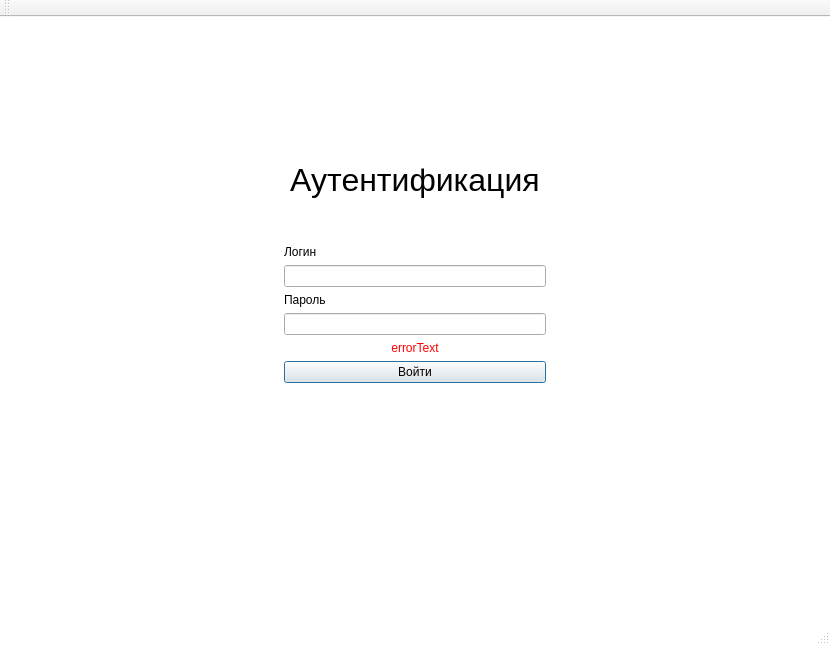
Qt form iSalary/iSalary/mainwindow.ui (Polikarpova/iSalary) before a commit.
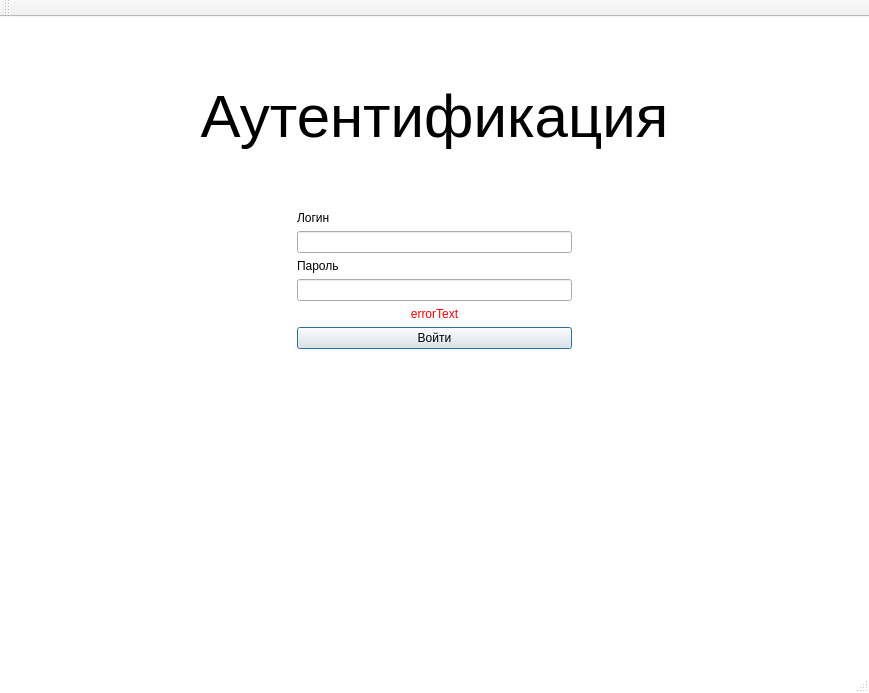
The same form after that commit. The open tabs and pages were chosen to show the change. Icons and pictures are not drawn.

Commit message: Косметические исправления: - При включении программы окно раскрывается на весь экран - Добавлена иконка для программы - Изменена надпись на главно окне на "iSalary" - Подправлено окно авторизации (при полноэкранном режиме она не спускается вниз)

```diff
--- a/iSalary/iSalary/mainwindow.ui
+++ b/iSalary/iSalary/mainwindow.ui
@@ -9,8 +9,8 @@
    <rect>
     <x>0</x>
     <y>0</y>
-    <width>814</width>
-    <height>621</height>
+    <width>869</width>
+    <height>693</height>
    </rect>
   </property>
   <property name="windowTitle">
@@ -19,6 +19,12 @@
   <property name="styleSheet">
    <string notr="true">QMainWindow {background-color: white}</string>
   </property>
+  <property name="iconSize">
+   <size>
+    <width>30</width>
+    <height>30</height>
+   </size>
+  </property>
   <property name="tabShape">
    <enum>QTabWidget::Rounded</enum>
   </property>
@@ -38,10 +44,13 @@
             <property name="orientation">
              <enum>Qt::Vertical</enum>
             </property>
+            <property name="sizeType">
+             <enum>QSizePolicy::Fixed</enum>
+            </property>
             <property name="sizeHint" stdset="0">
              <size>
               <width>20</width>
-              <height>40</height>
+              <height>30</height>
              </size>
             </property>
            </spacer>
@@ -52,7 +61,7 @@
              <string notr="true"/>
             </property>
             <property name="text">
-             <string>&lt;html&gt;&lt;head/&gt;&lt;body&gt;&lt;p align=&quot;center&quot;&gt;&lt;span style=&quot; font-size:24pt;&quot;&gt;Аутентификация&lt;/span&gt;&lt;/p&gt;&lt;/body&gt;&lt;/html&gt;</string>
+             <string>&lt;html&gt;&lt;head/&gt;&lt;body&gt;&lt;p align=&quot;center&quot;&gt;&lt;span style=&quot; font-size:45pt;&quot;&gt;Аутентификация&lt;/span&gt;&lt;/p&gt;&lt;/body&gt;&lt;/html&gt;</string>
             </property>
            </widget>
           </item>
@@ -89,6 +98,9 @@
             </item>
             <item>
              <layout class="QGridLayout" name="gridLayout_3">
+              <property name="sizeConstraint">
+               <enum>QLayout::SetDefaultConstraint</enum>
+              </property>
               <item row="3" column="0">
                <widget class="QLineEdit" name="passwordInput">
                 <property name="echoMode">
@@ -168,12 +180,12 @@
              <enum>Qt::Vertical</enum>
             </property>
             <property name="sizeType">
-             <enum>QSizePolicy::Preferred</enum>
+             <enum>QSizePolicy::Fixed</enum>
             </property>
             <property name="sizeHint" stdset="0">
              <size>
               <width>20</width>
-              <height>218</height>
+              <height>300</height>
              </size>
             </property>
            </spacer>
```
Left out of the diff: 10 changed lines with no effect on the pictures. The commit also changes 3 other files.
